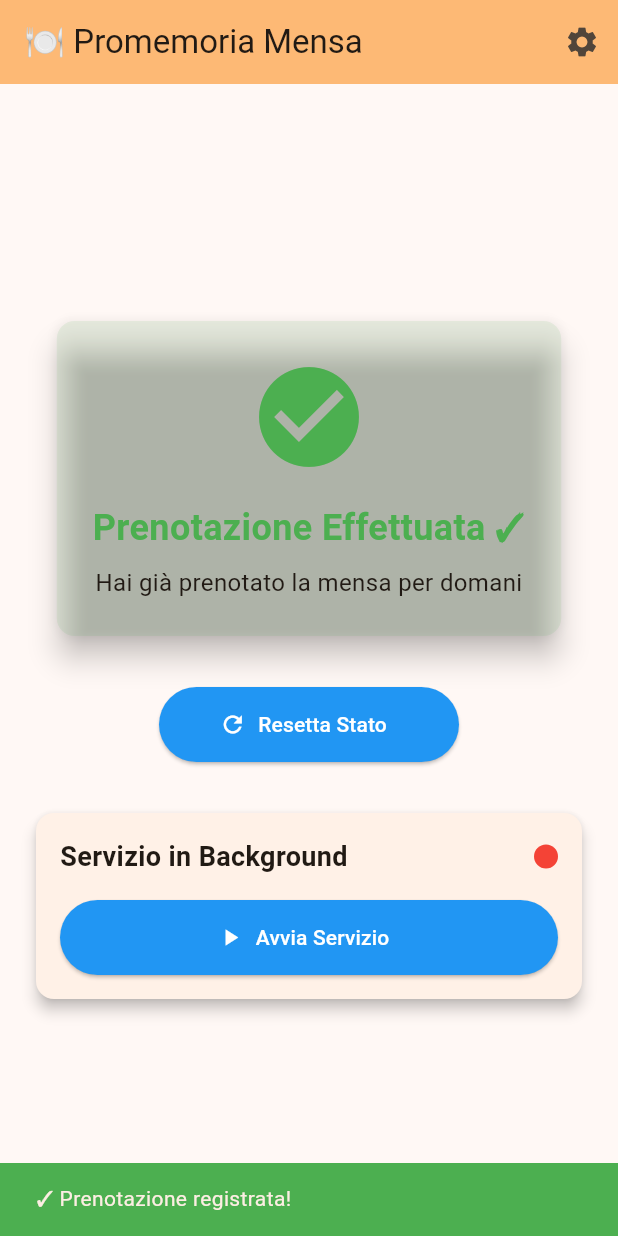
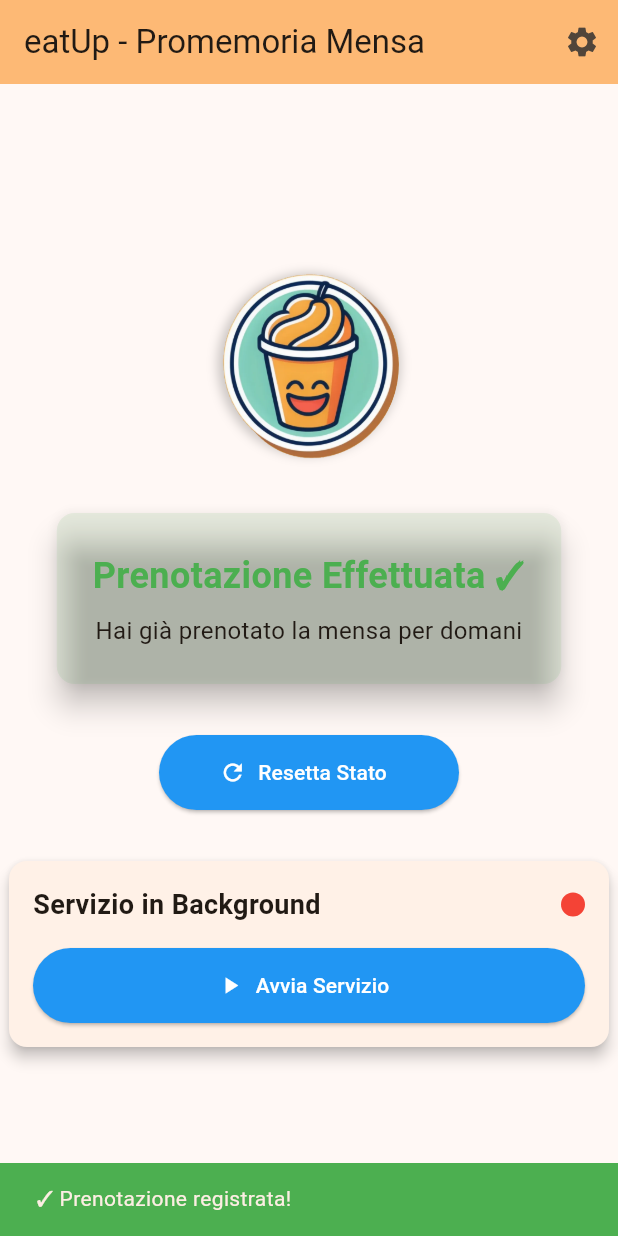
Before and after one commit to Enne2/eatup-flutter, a Flutter app: the screen it shows after launch, after a tap on "Già fatto", on a phone screen of 412 x 824 dp. Run offline on Flutter 3.47's test engine with Material 3 defaults, Android fonts, the phone set to English and light mode, and no system bars; our stand-ins replace flutter_local_notifications, shared_preferences; missing offline and left inert: flutter_foreground_task.

Commit message:
Release v1.1.0: Custom icons, late detection, and UI improvements
Features:
- Add late detection with red warning when beyond configured time
- Custom PNG notification icons from loho.png (multi-density)
- WebP app launcher icon from logo.webp
- Visual status cards with colored icons for each state
- Screenshots folder structure for documentation

Improvements:
- Enhanced StatusCard with icon display and late condition
- Better notification icon visibility across all devices
- Updated README with features list and what's new section
- Version bump to 1.1.0+2

Technical:
- Load settings in home screen to check time ranges
- Auto-reload settings when changed
- PNG icons at mdpi, hdpi, xhdpi, xxhdpi, xxxhdpi densities

```diff
--- a/lib/screens/home_screen.dart
+++ b/lib/screens/home_screen.dart
@@ -6,6 +6,7 @@ import 'package:shared_preferences/shared_preferences.dart';
 import 'package:intl/intl.dart';
 import '../widgets/status_card.dart';
 import '../services/notification_service.dart';
+import '../models/settings_model.dart';
 import 'settings_screen.dart';
 
 /// Schermata principale dell'app per gestire i promemoria della mensa
@@ -22,6 +23,7 @@ class _HomeScreenState extends State<HomeScreen> {
   bool _permissionGranted = false;
   bool _serviceRunning = false;
   String _todayStatus = 'non_set';
+  TimeOfDay? _endTime;
   Timer? _statusCheckTimer;
 
   @override
@@ -30,6 +32,7 @@ class _HomeScreenState extends State<HomeScreen> {
     _requestPermissions();
     _checkServiceStatus();
     _checkTodayStatus();
+    _loadSettings();
 
     // Aggiorna lo stato ogni 5 secondi
     _statusCheckTimer = Timer.periodic(const Duration(seconds: 5), (timer) {
@@ -41,6 +44,15 @@ class _HomeScreenState extends State<HomeScreen> {
   void dispose() {
     _statusCheckTimer?.cancel();
     super.dispose();
+  }
+
+  Future<void> _loadSettings() async {
+    final settings = await SettingsModel.load();
+    if (mounted) {
+      setState(() {
+        _endTime = settings.endTime;
+      });
+    }
   }
 
   Future<void> _checkTodayStatus() async {
@@ -159,7 +171,8 @@ class _HomeScreenState extends State<HomeScreen> {
     return Scaffold(
       appBar: AppBar(
         backgroundColor: Theme.of(context).colorScheme.inversePrimary,
-        title: const Text('🍽️ Promemoria Mensa'),
+
+        title: const Text('eatUp - Promemoria Mensa'),
         actions: [
           IconButton(
             icon: const Icon(Icons.settings),
@@ -172,6 +185,7 @@ class _HomeScreenState extends State<HomeScreen> {
 
               // Se le impostazioni sono cambiate, suggerisci il riavvio del servizio
               if (result == true && mounted) {
+                await _loadSettings(); // Ricarica le impostazioni
                 ScaffoldMessenger.of(context).showSnackBar(
                   SnackBar(
                     content: const Text('⚠️ Riavvia il servizio per applicare le modifiche'),
@@ -192,12 +206,49 @@ class _HomeScreenState extends State<HomeScreen> {
       ),
       body: Center(
         child: Padding(
-          padding: const EdgeInsets.all(20.0),
+          padding: const EdgeInsets.all(2.0),
           child: SingleChildScrollView(
             child: Column(
               mainAxisAlignment: MainAxisAlignment.center,
               children: <Widget>[
-                StatusCard(status: _todayStatus),
+                // App Icon
+                Container(
+                  width: 120,
+                  height: 130,
+                  decoration: BoxDecoration(
+                    shape: BoxShape.circle,
+                    boxShadow: [
+                      BoxShadow(
+                        color: Colors.black.withOpacity(0.2),
+                        blurRadius: 5,
+                        spreadRadius: 1,
+                      ),
+                    ],
+                  ),
+                  child: ClipOval(
+                    child: Image.asset(
+                      'assets/images/logo.webp',
+                      fit: BoxFit.cover,
+                      errorBuilder: (context, error, stackTrace) {
+                        // Fallback se l'immagine non viene caricata
+                        return Container(
+                          color: Theme.of(context).colorScheme.primary,
+                          child: const Icon(
+                            Icons.restaurant_menu,
+                            size: 60,
+                            color: Colors.white,
+                          ),
+                        );
+                      },
+                    ),
+                  ),
+                ),
+                const SizedBox(height: 30),
+
+                StatusCard(
+                  status: _todayStatus,
+                  endTime: _endTime,
+                ),
                 const SizedBox(height: 30),
 
                 // Azioni manuali
@@ -208,11 +259,6 @@ class _HomeScreenState extends State<HomeScreen> {
                       padding: const EdgeInsets.all(16.0),
                       child: Column(
                         children: [
-                          const Text(
-                            'Azioni Manuali',
-                            style: TextStyle(fontSize: 20, fontWeight: FontWeight.bold),
-                          ),
-                          const SizedBox(height: 16),
                           ElevatedButton.icon(
                             onPressed: _markAsBooked,
                             icon: const Icon(Icons.check),
--- a/lib/widgets/status_card.dart
+++ b/lib/widgets/status_card.dart
@@ -3,10 +3,12 @@ import 'package:flutter/material.dart';
 /// Widget che mostra lo stato corrente della prenotazione
 class StatusCard extends StatelessWidget {
   final String status;
+  final TimeOfDay? endTime;
 
   const StatusCard({
     super.key,
     required this.status,
+    this.endTime,
   });
 
   @override
@@ -16,6 +18,24 @@ class StatusCard extends StatelessWidget {
     String title;
     String subtitle;
 
+    final now = DateTime.now();
+    final weekday = now.weekday;
+    final isWeekend = weekday == 6 || weekday == 7;
+
+    // Verifica se siamo oltre l'orario configurato e nessuna scelta è stata fatta
+    bool isLate = false;
+    if (endTime != null && status == 'non_set' && !isWeekend) {
+      final currentMinutes = now.hour * 60 + now.minute;
+      final endMinutes = endTime!.hour * 60 + endTime!.minute;
+      isLate = currentMinutes >= endMinutes;
+    }
+
+    if (isLate) {
+      icon = Icons.warning;
+      color = Colors.red;
+      title = 'In Ritardo! ⚠️';
+      subtitle = 'L\'orario per prenotare è scaduto';
+    } else {
       switch (status) {
         case 'booked':
           icon = Icons.check_circle;
@@ -30,21 +50,18 @@ class StatusCard extends StatelessWidget {
           subtitle = 'Hai indicato che domani non vai in mensa';
           break;
         default:
-        icon = Icons.restaurant;
+          icon = Icons.notifications_active;
           color = Colors.grey;
           title = 'Nessuna Azione';
           subtitle = 'Riceverai notifiche negli orari configurati';
       }
-
-    final now = DateTime.now();
-    final weekday = now.weekday;
-    final isWeekend = weekday == 6 || weekday == 7;
 
       if (isWeekend && status == 'non_set') {
         icon = Icons.weekend;
         color = Colors.blue;
         title = 'Weekend';
         subtitle = 'Buon riposo! Il servizio riprenderà lunedì';
+      }
     }
 
     return Card(
@@ -54,8 +71,6 @@ class StatusCard extends StatelessWidget {
         padding: const EdgeInsets.all(24.0),
         child: Column(
           children: [
-            Icon(icon, size: 80, color: color),
-            const SizedBox(height: 16),
             Text(
               title,
               style: TextStyle(
--- a/pubspec.yaml
+++ b/pubspec.yaml
@@ -16,7 +16,7 @@ publish_to: 'none' # Remove this line if you wish to publish to pub.dev
 # https://developer.apple.com/library/archive/documentation/General/Reference/InfoPlistKeyReference/Articles/CoreFoundationKeys.html
 # In Windows, build-name is used as the major, minor, and patch parts
 # of the product and file versions while build-number is used as the build suffix.
-version: 1.0.0+1
+version: 1.1.0+2
 
 environment:
   sdk: ^3.9.2
@@ -65,7 +65,7 @@ flutter:
   # To add assets to your application, add an assets section, like this:
   assets:
     - assets/images/logo.webp
-
+    - assets/images/loho.png
   # An image asset can refer to one or more resolution-specific "variants", see
   # https://flutter.dev/to/resolution-aware-images
 
```
Also changed, not shown: lib/services/notification_service.dart (+59 -1 lines), assets/images/disegno.svg (added), assets/images/loho.png (added), 13 other files. Lines whose indentation alone changed are shown as unchanged.
